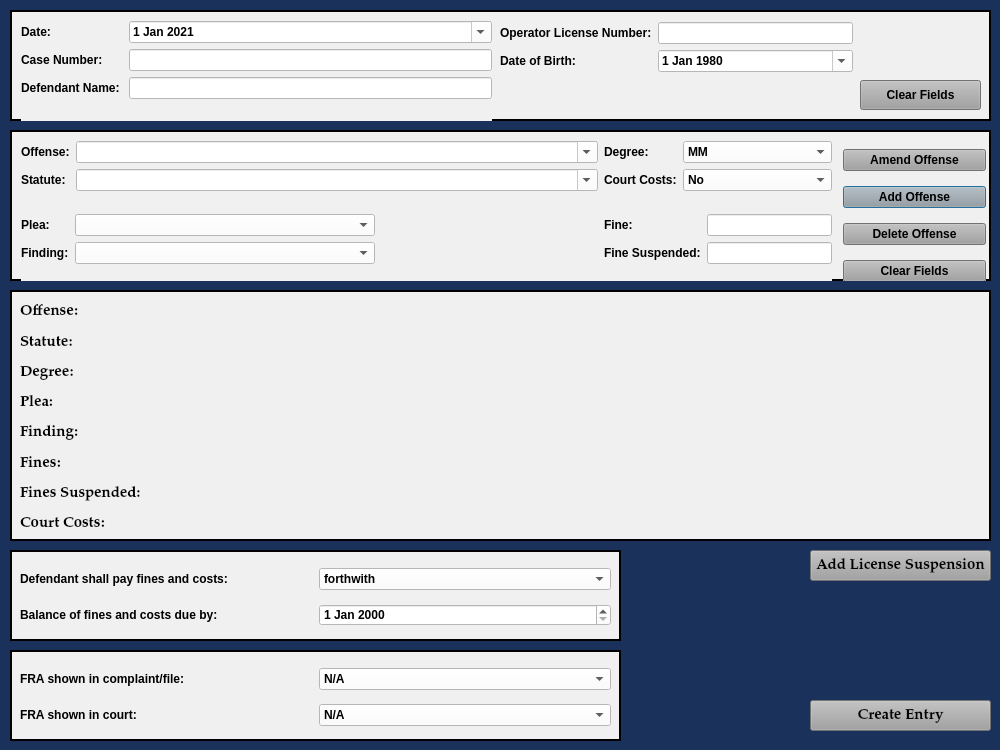
Qt form resources/ui/TrafficCaseInformationDialog.ui (HunterProgram22/MuniEntry) before a commit.
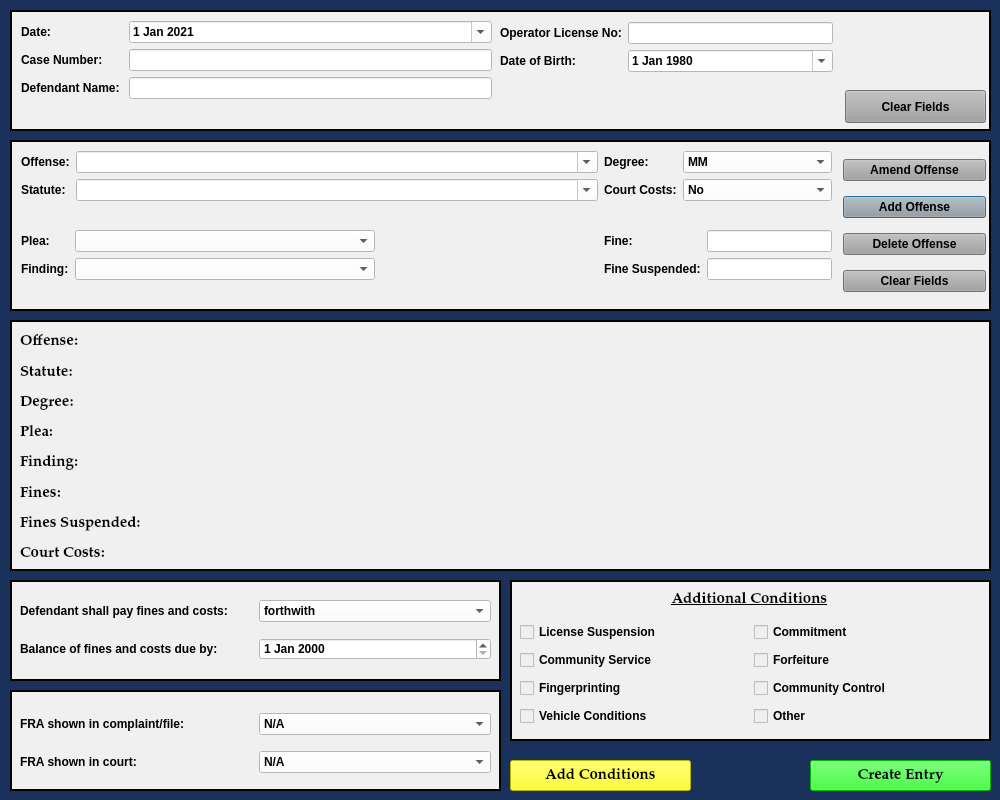
The same form after that commit.

Commit message: Added additional conditions box.

The edit to the form file:
```diff
--- a/resources/ui/TrafficCaseInformationDialog.ui
+++ b/resources/ui/TrafficCaseInformationDialog.ui
@@ -10,7 +10,7 @@
     <x>0</x>
     <y>0</y>
     <width>1000</width>
-    <height>750</height>
+    <height>800</height>
    </rect>
   </property>
   <property name="sizePolicy">
@@ -22,7 +22,7 @@
   <property name="minimumSize">
    <size>
     <width>1000</width>
-    <height>750</height>
+    <height>800</height>
    </size>
   </property>
   <property name="maximumSize">
@@ -149,9 +149,9 @@
    <property name="geometry">
     <rect>
      <x>10</x>
-     <y>130</y>
+     <y>140</y>
      <width>981</width>
-     <height>151</height>
+     <height>171</height>
     </rect>
    </property>
    <property name="sizePolicy">
@@ -244,7 +244,7 @@
       <x>11</x>
       <y>11</y>
       <width>811</width>
-      <height>140</height>
+      <height>151</height>
      </rect>
     </property>
     <layout class="QGridLayout" name="gridLayout_3" columnstretch="1,0">
@@ -537,7 +537,7 @@
    <property name="geometry">
     <rect>
      <x>10</x>
-     <y>290</y>
+     <y>320</y>
      <width>981</width>
      <height>251</height>
     </rect>
@@ -713,7 +713,7 @@
      <x>10</x>
      <y>10</y>
      <width>981</width>
-     <height>111</height>
+     <height>121</height>
     </rect>
    </property>
    <property name="sizePolicy">
@@ -738,10 +738,10 @@
    <widget class="QPushButton" name="pushButton_2">
     <property name="geometry">
      <rect>
-      <x>850</x>
-      <y>70</y>
-      <width>121</width>
-      <height>30</height>
+      <x>835</x>
+      <y>80</y>
+      <width>141</width>
+      <height>33</height>
      </rect>
     </property>
     <property name="focusPolicy">
@@ -845,7 +845,7 @@
      <rect>
       <x>490</x>
       <y>12</y>
-      <width>353</width>
+      <width>333</width>
       <height>66</height>
      </rect>
     </property>
@@ -856,7 +856,7 @@
         <string/>
        </property>
        <property name="text">
-        <string>Operator License Number:</string>
+        <string>Operator License No:</string>
        </property>
       </widget>
      </item>
@@ -910,9 +910,9 @@
    <property name="geometry">
     <rect>
      <x>10</x>
-     <y>550</y>
-     <width>611</width>
-     <height>91</height>
+     <y>580</y>
+     <width>491</width>
+     <height>101</height>
     </rect>
    </property>
    <property name="styleSheet">
@@ -932,8 +932,8 @@
      <rect>
       <x>10</x>
       <y>10</y>
-      <width>591</width>
-      <height>74</height>
+      <width>471</width>
+      <height>81</height>
      </rect>
     </property>
     <layout class="QGridLayout" name="gridLayout_2">
@@ -992,14 +992,13 @@
    <property name="geometry">
     <rect>
      <x>810</x>
-     <y>700</y>
+     <y>760</y>
      <width>181</width>
      <height>31</height>
     </rect>
    </property>
    <property name="styleSheet">
-    <string notr="true">background-color: rgb(160, 160, 160);
-background-color: rgb(160, 160, 160);</string>
+    <string notr="true">background-color: rgb(0, 255, 0);</string>
    </property>
    <property name="text">
     <string>Create Entry</string>
@@ -1012,9 +1011,9 @@
    <property name="geometry">
     <rect>
      <x>10</x>
-     <y>650</y>
-     <width>611</width>
-     <height>91</height>
+     <y>690</y>
+     <width>491</width>
+     <height>101</height>
     </rect>
    </property>
    <property name="styleSheet">
@@ -1033,9 +1032,9 @@
     <property name="geometry">
      <rect>
       <x>10</x>
-      <y>10</y>
-      <width>591</width>
-      <height>74</height>
+      <y>13</y>
+      <width>471</width>
+      <height>81</height>
      </rect>
     </property>
     <layout class="QGridLayout" name="gridLayout_4">
@@ -1100,11 +1099,127 @@
     </layout>
    </widget>
   </widget>
+  <widget class="QFrame" name="frame_6">
+   <property name="geometry">
+    <rect>
+     <x>510</x>
+     <y>580</y>
+     <width>481</width>
+     <height>161</height>
+    </rect>
+   </property>
+   <property name="styleSheet">
+    <string notr="true">background-color: rgb(240, 240, 240);</string>
+   </property>
+   <property name="frameShape">
+    <enum>QFrame::Box</enum>
+   </property>
+   <property name="frameShadow">
+    <enum>QFrame::Plain</enum>
+   </property>
+   <property name="lineWidth">
+    <number>2</number>
+   </property>
+   <widget class="QLabel" name="label_24">
+    <property name="geometry">
+     <rect>
+      <x>14</x>
+      <y>10</y>
+      <width>451</width>
+      <height>20</height>
+     </rect>
+    </property>
+    <property name="font">
+     <font>
+      <family>Palatino Linotype</family>
+      <pointsize>11</pointsize>
+      <weight>75</weight>
+      <italic>false</italic>
+      <bold>true</bold>
+      <underline>true</underline>
+     </font>
+    </property>
+    <property name="text">
+     <string>Additional Conditions</string>
+    </property>
+    <property name="alignment">
+     <set>Qt::AlignCenter</set>
+    </property>
+   </widget>
+   <widget class="QWidget" name="">
+    <property name="geometry">
+     <rect>
+      <x>10</x>
+      <y>40</y>
+      <width>461</width>
+      <height>111</height>
+     </rect>
+    </property>
+    <layout class="QGridLayout" name="gridLayout_5">
+     <item row="0" column="0">
+      <widget class="QCheckBox" name="checkBox">
+       <property name="text">
+        <string>License Suspension</string>
+       </property>
+      </widget>
+     </item>
+     <item row="0" column="1">
+      <widget class="QCheckBox" name="checkBox_4">
+       <property name="text">
+        <string>Commitment</string>
+       </property>
+      </widget>
+     </item>
+     <item row="1" column="0">
+      <widget class="QCheckBox" name="checkBox_2">
+       <property name="text">
+        <string>Community Service</string>
+       </property>
+      </widget>
+     </item>
+     <item row="1" column="1">
+      <widget class="QCheckBox" name="checkBox_5">
+       <property name="text">
+        <string>Forfeiture</string>
+       </property>
+      </widget>
+     </item>
+     <item row="2" column="0">
+      <widget class="QCheckBox" name="checkBox_3">
+       <property name="text">
+        <string>Fingerprinting</string>
+       </property>
+      </widget>
+     </item>
+     <item row="2" column="1">
+      <widget class="QCheckBox" name="checkBox_6">
+       <property name="text">
+        <string>Community Control</string>
+       </property>
+      </widget>
+     </item>
+     <item row="3" column="0">
+      <widget class="QCheckBox" name="checkBox_7">
+       <property name="text">
+        <string>Vehicle Conditions</string>
+       </property>
+      </widget>
+     </item>
+     <item row="3" column="1">
+      <widget class="QCheckBox" name="checkBox_8">
+       <property name="text">
+        <string>Other</string>
+       </property>
+      </widget>
+     </item>
+    </layout>
+   </widget>
+  </widget>
   <widget class="QPushButton" name="createEntryButton_2">
    <property name="geometry">
     <rect>
-     <x>810</x>
-     <y>550</y>
+     <x>510</x>
+     <y>760</y>
      <width>181</width>
      <height>31</height>
     </rect>
@@ -1113,11 +1228,10 @@
     <enum>Qt::NoFocus</enum>
    </property>
    <property name="styleSheet">
-    <string notr="true">background-color: rgb(160, 160, 160);
-background-color: rgb(160, 160, 160);</string>
+    <string notr="true">background-color: rgb(255, 255, 0);</string>
    </property>
    <property name="text">
-    <string>Add License Suspension</string>
+    <string>Add Conditions</string>
    </property>
    <property name="autoDefault">
     <bool>false</bool>
```
Left out of the diff: 13 changed lines with no effect on the pictures. The commit also changes 1 other file.
